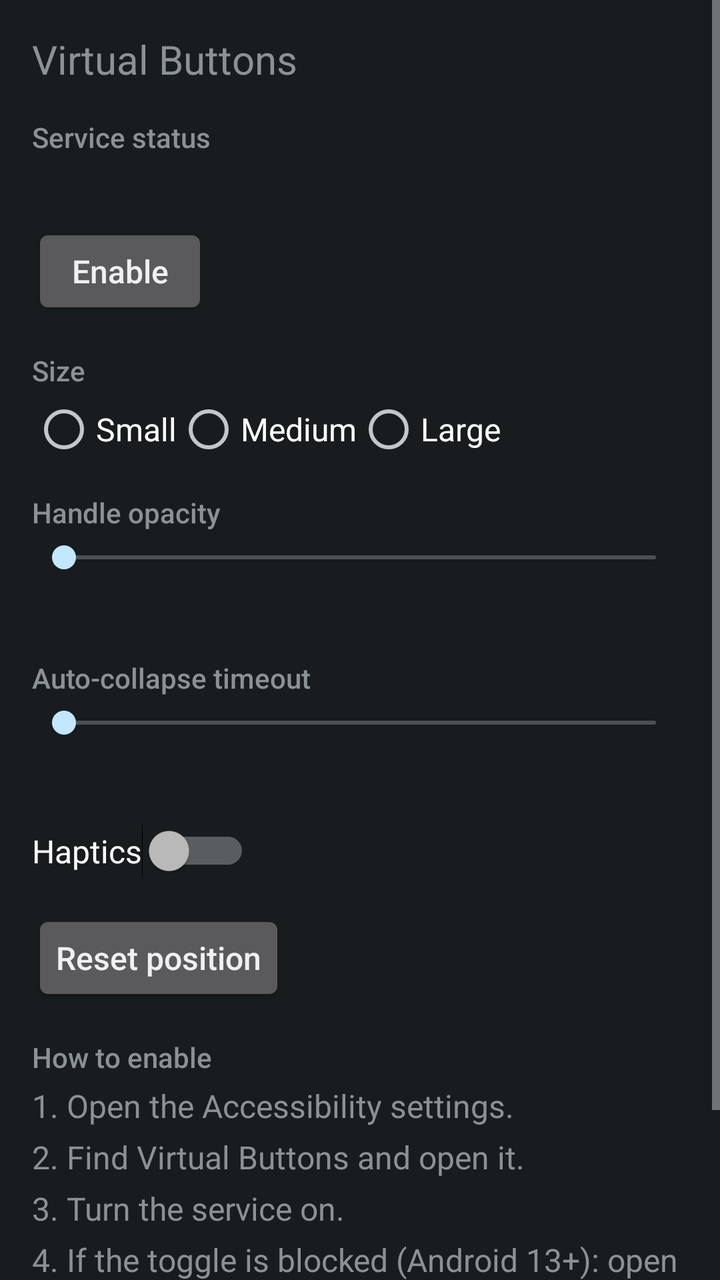
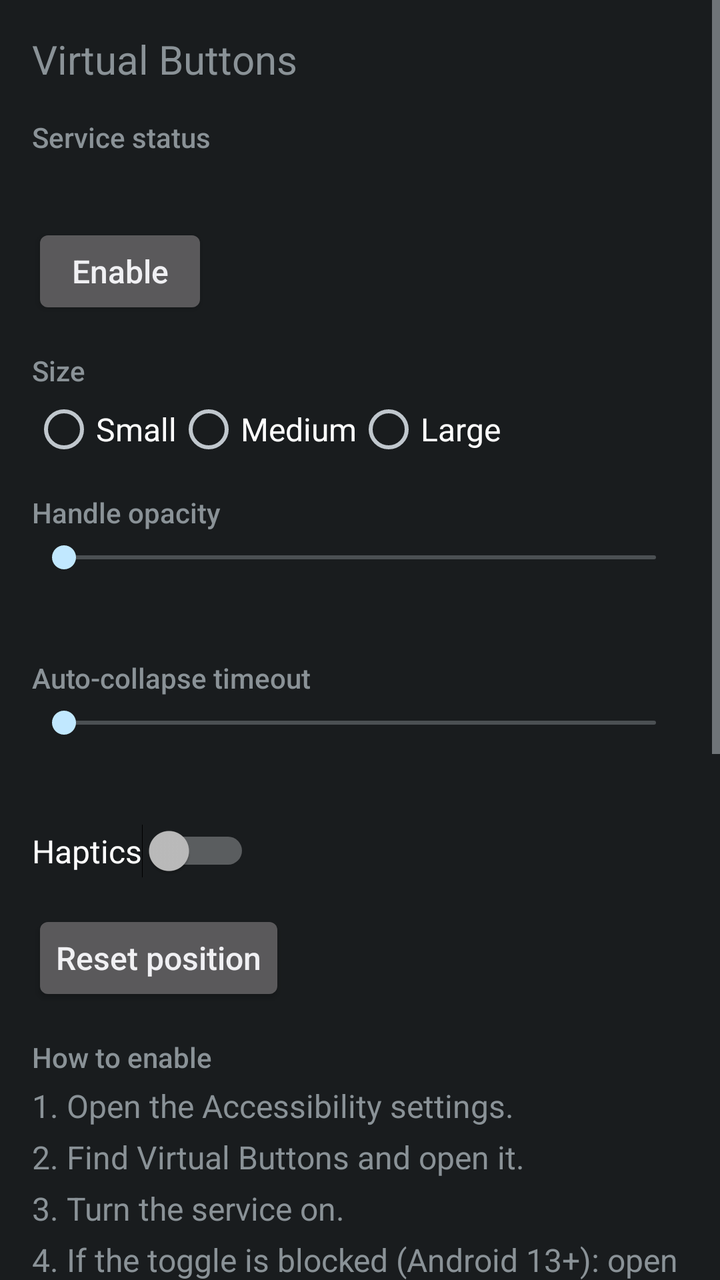

Two renders of the same Android screen: before a commit and after it. Below are the layout's source before the change and the commit's diff.
<!-- AndroidManifest.xml: application theme android:Theme.DeviceDefault -->
<!-- res/layout/activity_settings.xml -->
<?xml version="1.0" encoding="utf-8"?>
<ScrollView xmlns:android="http://schemas.android.com/apk/res/android"
    android:layout_width="match_parent"
    android:layout_height="match_parent"
    android:fillViewport="true">

    <LinearLayout
        android:layout_width="match_parent"
        android:layout_height="wrap_content"
        android:orientation="vertical"
        android:padding="16dp">

        <TextView
            android:layout_width="wrap_content"
            android:layout_height="wrap_content"
            android:text="@string/app_name"
            android:textSize="20sp" />

        <TextView
            android:layout_width="wrap_content"
            android:layout_height="wrap_content"
            android:layout_marginTop="16dp"
            android:text="@string/section_service_status"
            android:fontFamily="sans-serif-medium"
            android:textSize="14sp" />

        <TextView
            android:id="@+id/status_text"
            android:layout_width="wrap_content"
            android:layout_height="wrap_content"
            android:layout_marginTop="4dp"
            android:textSize="16sp" />

        <Button
            android:id="@+id/enable_button"
            android:layout_width="wrap_content"
            android:layout_height="wrap_content"
            android:layout_marginTop="8dp"
            android:text="@string/enable_button"
            android:textAllCaps="false"
            android:textSize="16sp" />

        <TextView
            android:layout_width="wrap_content"
            android:layout_height="wrap_content"
            android:layout_marginTop="16dp"
            android:text="@string/section_size"
            android:fontFamily="sans-serif-medium"
            android:textSize="14sp" />

        <RadioGroup
            android:id="@+id/size_group"
            android:layout_width="wrap_content"
            android:layout_height="wrap_content"
            android:layout_marginTop="4dp"
            android:orientation="horizontal">

            <RadioButton
                android:id="@+id/size_small"
                android:layout_width="wrap_content"
                android:layout_height="wrap_content"
                android:text="@string/size_small"
                android:textSize="16sp" />

            <RadioButton
                android:id="@+id/size_medium"
                android:layout_width="wrap_content"
                android:layout_height="wrap_content"
                android:text="@string/size_medium"
                android:textSize="16sp" />

            <RadioButton
                android:id="@+id/size_large"
                android:layout_width="wrap_content"
                android:layout_height="wrap_content"
                android:text="@string/size_large"
                android:textSize="16sp" />
        </RadioGroup>

        <TextView
            android:layout_width="wrap_content"
            android:layout_height="wrap_content"
            android:layout_marginTop="16dp"
            android:text="@string/section_handle_opacity"
            android:fontFamily="sans-serif-medium"
            android:textSize="14sp" />

        <SeekBar
            android:id="@+id/opacity_seekbar"
            android:layout_width="match_parent"
            android:layout_height="wrap_content"
            android:layout_marginTop="4dp"
            android:contentDescription="@string/section_handle_opacity"
            android:min="30"
            android:max="100" />

        <TextView
            android:id="@+id/opacity_readout"
            android:layout_width="wrap_content"
            android:layout_height="wrap_content"
            android:layout_marginTop="4dp"
            android:textSize="16sp" />

        <TextView
            android:layout_width="wrap_content"
            android:layout_height="wrap_content"
            android:layout_marginTop="16dp"
            android:text="@string/section_auto_collapse_timeout"
            android:fontFamily="sans-serif-medium"
            android:textSize="14sp" />

        <SeekBar
            android:id="@+id/timeout_seekbar"
            android:layout_width="match_parent"
            android:layout_height="wrap_content"
            android:layout_marginTop="4dp"
            android:contentDescription="@string/section_auto_collapse_timeout"
            android:min="1"
            android:max="10" />

        <TextView
            android:id="@+id/timeout_readout"
            android:layout_width="wrap_content"
            android:layout_height="wrap_content"
            android:layout_marginTop="4dp"
            android:textSize="16sp" />

        <Switch
            android:id="@+id/haptics_switch"
            android:layout_width="wrap_content"
            android:layout_height="wrap_content"
            android:layout_marginTop="16dp"
            android:text="@string/haptics_switch"
            android:textSize="16sp" />

        <Button
            android:id="@+id/reset_position_button"
            android:layout_width="wrap_content"
            android:layout_height="wrap_content"
            android:layout_marginTop="16dp"
            android:text="@string/reset_position_button"
            android:textAllCaps="false"
            android:textSize="16sp" />

        <TextView
            android:layout_width="wrap_content"
            android:layout_height="wrap_content"
            android:layout_marginTop="16dp"
            android:text="@string/section_how_to_enable"
            android:fontFamily="sans-serif-medium"
            android:textSize="14sp" />

        <TextView
            android:layout_width="wrap_content"
            android:layout_height="wrap_content"
            android:layout_marginTop="4dp"
            android:text="@string/onboarding_step_1"
            android:textSize="16sp" />

        <TextView
            android:layout_width="wrap_content"
            android:layout_height="wrap_content"
            android:layout_marginTop="4dp"
            android:text="@string/onboarding_step_2"
            android:textSize="16sp" />

        <TextView
            android:layout_width="wrap_content"
            android:layout_height="wrap_content"
            android:layout_marginTop="4dp"
            android:text="@string/onboarding_step_3"
            android:textSize="16sp" />

        <TextView
            android:layout_width="wrap_content"
            android:layout_height="wrap_content"
            android:layout_marginTop="4dp"
            android:text="@string/onboarding_step_4"
            android:textSize="16sp" />

        <TextView
            android:layout_width="wrap_content"
            android:layout_height="wrap_content"
            android:layout_marginTop="8dp"
            android:text="@string/onboarding_vivo_helper"
            android:textSize="14sp" />

    </LinearLayout>
</ScrollView>
<!-- resources referenced by this layout -->
<resources>
  <string name="app_name">Virtual Buttons</string>
  <string name="enable_button">Enable</string>
  <string name="haptics_switch">Haptics</string>
  <string name="onboarding_step_1">1. Open the Accessibility settings.</string>
  <string name="onboarding_step_2">2. Find Virtual Buttons and open it.</string>
  <string name="onboarding_step_3">3. Turn the service on.</string>
  <string name="onboarding_step_4">4. If the toggle is blocked (Android 13+): open App info, tap the three-dot menu, tap Allow restricted settings, then turn the service on.</string>
  <string name="onboarding_vivo_helper">On Vivo (Funtouch OS), also allow Autostart and unrestricted battery use for this app.</string>
  <string name="reset_position_button">Reset position</string>
  <string name="section_auto_collapse_timeout">Auto-collapse timeout</string>
  <string name="section_handle_opacity">Handle opacity</string>
  <string name="section_how_to_enable">How to enable</string>
  <string name="section_service_status">Service status</string>
  <string name="section_size">Size</string>
  <string name="size_large">Large</string>
  <string name="size_medium">Medium</string>
  <string name="size_small">Small</string>
</resources>

<!-- the commit's change to res/layout/activity_settings.xml (unified diff, before → after) -->
@@ -30,6 +30,16 @@
             android:layout_height="wrap_content"
             android:layout_marginTop="4dp"
             android:textSize="16sp" />
+
+        
+        <TextView
+            android:id="@+id/dead_service_warning"
+            android:layout_width="match_parent"
+            android:layout_height="wrap_content"
+            android:layout_marginTop="4dp"
+            android:text="@string/dead_service_warning"
+            android:textSize="14sp"
+            android:visibility="gone" />
 
         <Button
             android:id="@+id/enable_button"
@@ -185,5 +195,53 @@
             android:text="@string/onboarding_vivo_helper"
             android:textSize="14sp" />
 
+        
+        <TextView
+            android:layout_width="wrap_content"
+            android:layout_height="wrap_content"
+            android:layout_marginTop="16dp"
+            android:text="@string/section_vivo_keep_alive"
+            android:fontFamily="sans-serif-medium"
+            android:textSize="14sp" />
+
+        <TextView
+            android:layout_width="wrap_content"
+            android:layout_height="wrap_content"
+            android:layout_marginTop="4dp"
+            android:text="@string/vivo_step_1"
+            android:textSize="16sp" />
+
+        <TextView
+            android:layout_width="wrap_content"
+            android:layout_height="wrap_content"
+            android:layout_marginTop="4dp"
+            android:text="@string/vivo_step_2"
+            android:textSize="16sp" />
+
+        <TextView
+            android:layout_width="wrap_content"
+            android:layout_height="wrap_content"
+            android:layout_marginTop="4dp"
+            android:text="@string/vivo_step_3"
+            android:textSize="16sp" />
+
+        <Button
+            android:id="@+id/vivo_battery_button"
+            android:layout_width="wrap_content"
+            android:layout_height="wrap_content"
+            android:layout_marginTop="8dp"
+            android:text="@string/vivo_battery_button"
+            android:textAllCaps="false"
+            android:textSize="16sp" />
+
+        <Button
+            android:id="@+id/vivo_app_info_button"
+            android:layout_width="wrap_content"
+            android:layout_height="wrap_content"
+            android:layout_marginTop="8dp"
+            android:text="@string/vivo_app_info_button"
+            android:textAllCaps="false"
+            android:textSize="16sp" />
+
     </LinearLayout>
 </ScrollView>
<!-- resource entries referenced after the edit -->
@@ -1,6 +1,7 @@
 <!-- resources referenced by this layout -->
 <resources>
   <string name="app_name">Virtual Buttons</string>
+  <string name="dead_service_warning">The service is not running. Re-enable it, then check the Autostart and battery settings below.</string>
   <string name="enable_button">Enable</string>
   <string name="haptics_switch">Haptics</string>
   <string name="onboarding_step_1">1. Open the Accessibility settings.</string>
@@ -14,8 +15,14 @@
   <string name="section_how_to_enable">How to enable</string>
   <string name="section_service_status">Service status</string>
   <string name="section_size">Size</string>
+  <string name="section_vivo_keep_alive">Keep the service running on Vivo (Funtouch OS)</string>
   <string name="size_large">Large</string>
   <string name="size_medium">Medium</string>
   <string name="size_small">Small</string>
+  <string name="vivo_app_info_button">App info</string>
+  <string name="vivo_battery_button">Battery optimization settings</string>
+  <string name="vivo_step_1">1. Enable Autostart for Virtual Buttons (Settings → Battery, or the i Manager app → App manager → Autostart).</string>
+  <string name="vivo_step_2">2. Set Battery to unrestricted (Settings → Battery → Background power consumption management, or App info → Battery → Unrestricted).</string>
+  <string name="vivo_step_3">3. Lock the app in Recents: tap the app\'s lock icon in the recents screen.</string>
 </resources>
 
